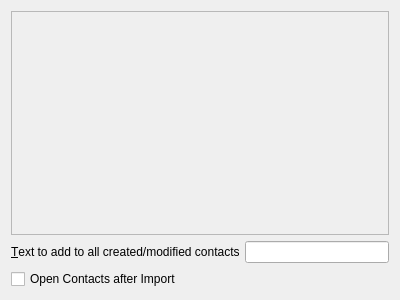
KDAB/FatCRM, file client/src/dialogs/contactsimportpage.ui: the form before one commit.
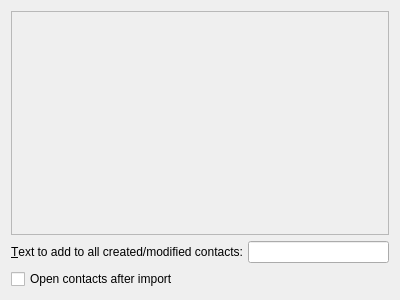
The form after the commit.

Commit message: Minor: Respect KDE HIG

Diff of the .ui file:
```diff
--- a/client/src/dialogs/contactsimportpage.ui
+++ b/client/src/dialogs/contactsimportpage.ui
@@ -34,7 +34,7 @@
      <item>
       <widget class="QLabel" name="label">
        <property name="text">
-        <string>&amp;Text to add to all created/modified contacts</string>
+        <string>&amp;Text to add to all created/modified contacts:</string>
        </property>
        <property name="buddy">
         <cstring>lineEdit</cstring>
@@ -49,7 +49,7 @@
    <item>
     <widget class="QCheckBox" name="cbOpenContacts">
      <property name="text">
-      <string>Open Contacts after Import</string>
+      <string>Open contacts after import</string>
      </property>
     </widget>
    </item>
```
Left out of the diff: 4 changed lines with no effect on the pictures.
